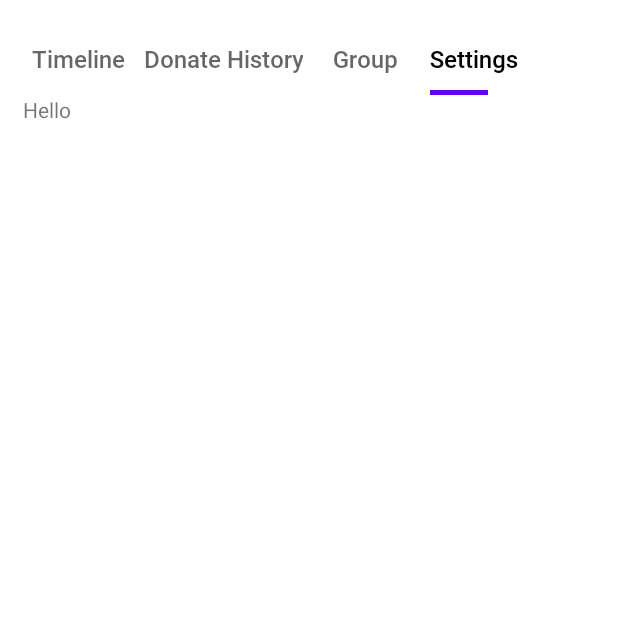
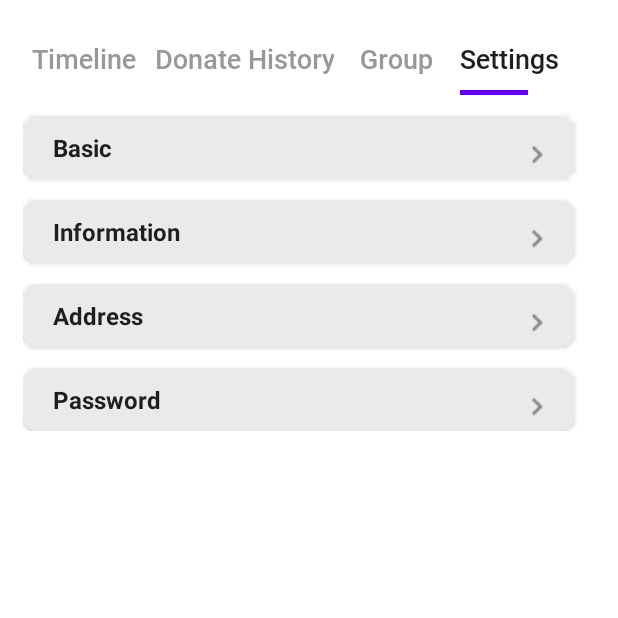
Before and after one commit to nobeldhar/One-Minute-Help, an Android app: the fragment ProfileFragment shown on its own in the app's theme, tab 4 chosen, on a phone screen of 412 x 824 dp, the top half of it. Run offline under Robolectric (Android 15) with nearby library versions, the phone set to English and light mode, and no system bars; our stand-ins replace data binding; Roboto replaces fonts that are not available here.

Commit message:
settings fragment complete

```diff
--- a/app/src/main/java/com/decimalab/minutehelp/ui/profile/settings/SettingsFragment.kt
+++ b/app/src/main/java/com/decimalab/minutehelp/ui/profile/settings/SettingsFragment.kt
@@ -6,19 +6,32 @@ import androidx.fragment.app.Fragment
 import android.view.LayoutInflater
 import android.view.View
 import android.view.ViewGroup
+import androidx.databinding.DataBindingUtil
+import androidx.navigation.fragment.findNavController
 import com.decimalab.minutehelp.R
+import com.decimalab.minutehelp.databinding.FragmentSettingsBinding
+import com.decimalab.minutehelp.ui.profile.ProfileFragmentDirections
+import com.decimalab.minutehelp.utils.CustomOnClickListener
 
-class SettingsFragment : Fragment() {
+class SettingsFragment : Fragment(), CustomOnClickListener {
 
+    private val OPTION_BASIC = "Basic"
+    private val OPTION_INFORMATION = "Information"
+    private val OPTION_ADDRESS = "Address"
+    private val OPTION_PASSWORD = "Password"
     companion object {
         fun newInstance() = SettingsFragment()
     }
 
     private lateinit var viewModel: SettingsViewModel
+    private lateinit var binding : FragmentSettingsBinding
+    private val optionsList = listOf<String>(OPTION_BASIC, OPTION_INFORMATION, OPTION_ADDRESS, OPTION_PASSWORD)
 
     override fun onCreateView(inflater: LayoutInflater, container: ViewGroup?,
                               savedInstanceState: Bundle?): View? {
-        return inflater.inflate(R.layout.fragment_settings, container, false)
+        binding = DataBindingUtil.inflate(inflater, R.layout.fragment_settings, container, false)
+        binding.settingsRecycler.adapter = SettingsOptionAdapter(optionsList, this)
+        return binding.root
     }
 
     override fun onActivityCreated(savedInstanceState: Bundle?) {
@@ -27,4 +40,15 @@ class SettingsFragment : Fragment() {
         // TODO: Use the ViewModel
     }
 
+    override fun onSettingsOptionClicked(option: String) {
+        when(option){
+            OPTION_BASIC->findNavController().navigate(ProfileFragmentDirections.actionNavProfileToNavBasicSettings())
+            OPTION_ADDRESS->findNavController().navigate(ProfileFragmentDirections.actionNavProfileToNavAddressSetting())
+            OPTION_INFORMATION->findNavController().navigate(ProfileFragmentDirections.actionNavProfileToNavInfoSettings())
+            OPTION_PASSWORD->findNavController().navigate(ProfileFragmentDirections.actionNavProfileToNavPassSetting())
+
+        }
+    }
+
+
 }
--- /dev/null
+++ b/app/src/main/java/com/decimalab/minutehelp/ui/profile/settings/SettingsOptionAdapter.kt
@@ -0,0 +1,39 @@
+package com.decimalab.minutehelp.ui.profile.settings
+
+import android.view.LayoutInflater
+import android.view.ViewGroup
+import androidx.databinding.DataBindingUtil
+import androidx.recyclerview.widget.RecyclerView
+import com.decimalab.minutehelp.BR
+import com.decimalab.minutehelp.R
+import com.decimalab.minutehelp.databinding.RowSettingsBinding
+import com.decimalab.minutehelp.utils.CustomOnClickListener
+
+class SettingsOptionAdapter(val optionList: List<String>, val customOnClickListener: CustomOnClickListener ) : RecyclerView.Adapter<SettingsOptionAdapter.MyViewHOlder>() {
+
+
+    override fun onCreateViewHolder(parent: ViewGroup, viewType: Int): MyViewHOlder {
+        val binding = DataBindingUtil.inflate<RowSettingsBinding>(LayoutInflater.from(parent.context), R.layout.row_settings, parent, false)
+        binding.listener = customOnClickListener
+        return MyViewHOlder(binding)
+    }
+
+    override fun onBindViewHolder(holder: MyViewHOlder, position: Int) {
+        val str = optionList[position]
+        holder.bind(str)
+    }
+
+    override fun getItemCount(): Int {
+        return optionList.size
+    }
+
+    inner class MyViewHOlder(val binding: RowSettingsBinding) : RecyclerView.ViewHolder(binding.root) {
+
+        fun bind(string: String){
+            binding.setVariable(BR.settingsOption, string)
+            binding.executePendingBindings();
+        }
+    }
+
+
+}
--- /dev/null
+++ b/app/src/main/java/com/decimalab/minutehelp/utils/CustomOnClickListener.kt
@@ -0,0 +1,6 @@
+package com.decimalab.minutehelp.utils
+
+interface CustomOnClickListener {
+
+    fun onSettingsOptionClicked(option: String)
+}
--- a/app/src/main/res/layout/fragment_profile.xml
+++ b/app/src/main/res/layout/fragment_profile.xml
@@ -20,7 +20,8 @@
             app:tabIndicatorFullWidth="false"
             app:tabIndicatorGravity="bottom"
             app:tabIndicatorHeight="3dp"
-            app:tabSelectedTextColor="@android:color/black"
+            app:tabTextColor="@color/app_grey"
+            app:tabSelectedTextColor="@color/app_black"
             app:tabBackground="?attr/selectableItemBackground"
             app:tabIndicator="@drawable/tab_indecator"
             app:tabTextAppearance="@style/TabTextAppearance"
--- a/app/src/main/res/layout/fragment_settings.xml
+++ b/app/src/main/res/layout/fragment_settings.xml
@@ -1,13 +1,20 @@
 <?xml version="1.0" encoding="utf-8"?>
-<FrameLayout xmlns:android="http://schemas.android.com/apk/res/android"
-    xmlns:tools="http://schemas.android.com/tools"
-    android:layout_width="match_parent"
-    android:layout_height="match_parent"
-    tools:context=".ui.profile.settings.SettingsFragment">
+<layout xmlns:app="http://schemas.android.com/apk/res-auto">
+    <data>
 
-    <TextView
+    </data>
+    <RelativeLayout xmlns:android="http://schemas.android.com/apk/res/android"
+        xmlns:tools="http://schemas.android.com/tools"
         android:layout_width="match_parent"
         android:layout_height="match_parent"
-        android:text="Hello" />
+        tools:context=".ui.profile.settings.SettingsFragment">
 
-</FrameLayout>
+        <androidx.recyclerview.widget.RecyclerView
+            android:id="@+id/settings_recycler"
+            app:layoutManager="androidx.recyclerview.widget.LinearLayoutManager"
+            android:layout_width="match_parent"
+            tools:listitem="@layout/row_settings"
+            android:layout_height="wrap_content"/>
+
+    </RelativeLayout>
+</layout>
--- /dev/null
+++ b/app/src/main/res/layout/row_settings.xml
@@ -0,0 +1,47 @@
+<?xml version="1.0" encoding="utf-8"?>
+<layout>
+    <data>
+        <variable
+            name="settingsOption"
+            type="String" />
+        <variable
+            name="listener"
+            type="com.decimalab.minutehelp.utils.CustomOnClickListener" />
+    </data>
+    <androidx.cardview.widget.CardView xmlns:android="http://schemas.android.com/apk/res/android"
+        android:layout_width="match_parent"
+        xmlns:app="http://schemas.android.com/apk/res-auto"
+        app:cardCornerRadius="10dp"
+        android:layout_marginTop="14dp"
+        android:layout_marginEnd="14dp"
+        android:onClick="@{()-> listener.onSettingsOptionClicked(settingsOption)}"
+        android:layout_height="wrap_content">
+        <RelativeLayout
+            android:padding="10dp"
+            android:background="@color/app_lighter_grey"
+            android:layout_width="match_parent"
+            android:layout_height="wrap_content">
+            <TextView
+                android:id="@+id/setting_option"
+                android:layout_alignParentStart="true"
+                android:layout_marginStart="10dp"
+                android:gravity="center_vertical"
+                android:text="@{settingsOption}"
+                android:textStyle="bold"
+                android:textSize="16sp"
+                android:textColor="@color/app_black"
+                android:layout_width="wrap_content"
+                android:layout_height="wrap_content"/>
+
+            <ImageView
+                android:layout_marginEnd="10dp"
+                android:layout_alignParentBottom="true"
+                android:src="@drawable/left_arrow"
+                android:layout_width="wrap_content"
+                android:layout_height="wrap_content"
+                android:layout_alignParentTop="true"
+                android:layout_alignParentEnd="true" />
+        </RelativeLayout>
+
+    </androidx.cardview.widget.CardView>
+</layout>
--- a/app/src/main/res/menu/activity_main_drawer.xml
+++ b/app/src/main/res/menu/activity_main_drawer.xml
@@ -19,26 +19,6 @@
             android:title="Forgot Password" />
 
         <item
-            android:id="@+id/nav_basic_settings"
-            android:icon="@drawable/ic_menu_slideshow"
-            android:title="Basic Settings" />
-
-        <item
-            android:id="@+id/nav_info_settings"
-            android:icon="@drawable/ic_menu_slideshow"
-            android:title="Info Settings" />
-
-        <item
-            android:id="@+id/nav_address_setting"
-            android:icon="@drawable/ic_menu_slideshow"
-            android:title="Address Settings" />
-
-        <item
-            android:id="@+id/nav_pass_setting"
-            android:icon="@drawable/ic_menu_slideshow"
-            android:title="Password Settings" />
-
-        <item
             android:id="@+id/nav_profile"
             android:icon="@drawable/ic_menu_slideshow"
             android:title="Profile" />
--- a/app/src/main/res/navigation/mobile_navigation.xml
+++ b/app/src/main/res/navigation/mobile_navigation.xml
@@ -104,5 +104,23 @@
     <fragment
         android:id="@+id/nav_profile"
         android:name="com.decimalab.minutehelp.ui.profile.ProfileFragment"
-        android:label="ProfileFragment" />
+        android:label="ProfileFragment" >
+        <action
+            android:id="@+id/action_nav_profile_to_nav_address_setting"
+            app:destination="@id/nav_address_setting"
+            app:enterAnim="@android:anim/slide_in_left" />
+        <action
+            android:id="@+id/action_nav_profile_to_nav_info_settings"
+            app:destination="@id/nav_info_settings"
+            app:enterAnim="@android:anim/slide_in_left" />
+        <action
+            android:id="@+id/action_nav_profile_to_nav_basic_settings"
+            app:destination="@id/nav_basic_settings"
+            app:enterAnim="@android:anim/slide_in_left" />
+        <action
+            android:id="@+id/action_nav_profile_to_nav_pass_setting"
+            app:destination="@id/nav_pass_setting"
+            app:enterAnim="@android:anim/slide_in_left" />
+    </fragment>
+
 </navigation>
--- a/app/src/main/res/values/colors.xml
+++ b/app/src/main/res/values/colors.xml
@@ -57,6 +57,9 @@
     <color name="colorListItemDark">#F9F6BE</color>
 
     <color name="placeholder_bg">#dddddd</color>
+    <color name="app_grey">#999898</color>
+    <color name="app_black">#1E1E1E</color>
+    <color name="app_lighter_grey">#EBE9E9</color>
 
 
 </resources>
--- a/app/src/main/res/values/themes.xml
+++ b/app/src/main/res/values/themes.xml
@@ -54,7 +54,7 @@
     <style name="TabTextAppearance" parent="TextAppearance.Design.Tab">
         <item name="textAllCaps">false</item>
         <item name="android:fontFamily">@font/roboto_medium</item>
-        <item name="android:textSize">16sp</item>
+        <item name="android:textSize">18sp</item>
         <item name="android:textAllCaps">false</item>
     </style>`
 
```
Also changed, not shown: app/src/main/res/drawable/left_arrow.png (added).
